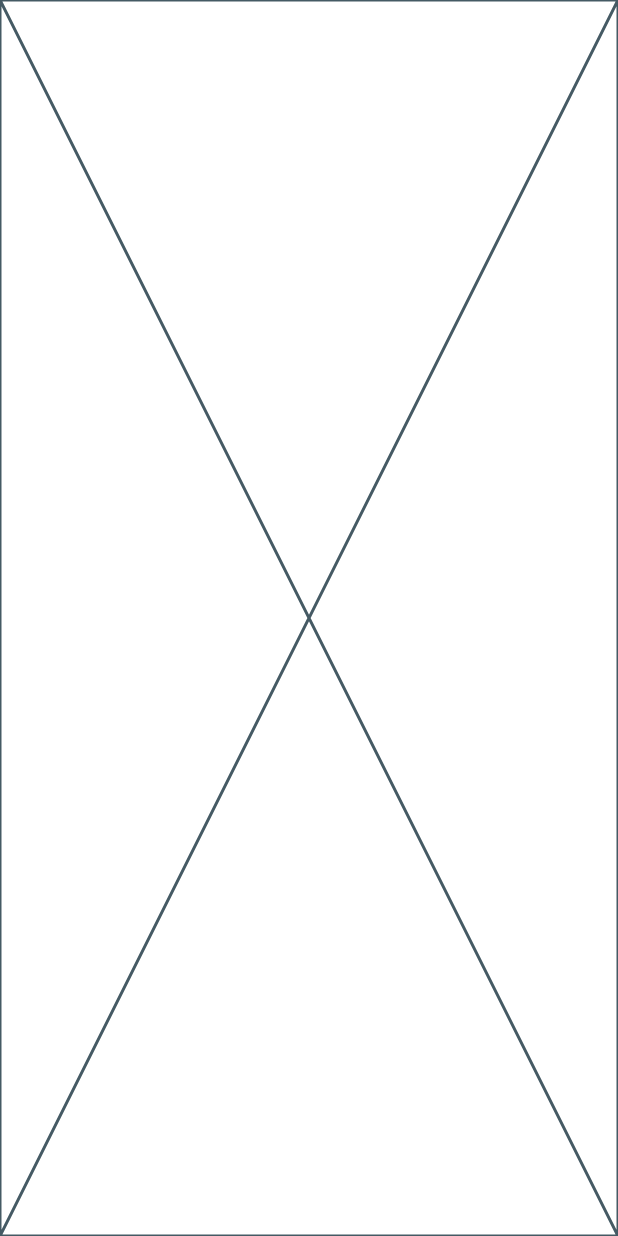
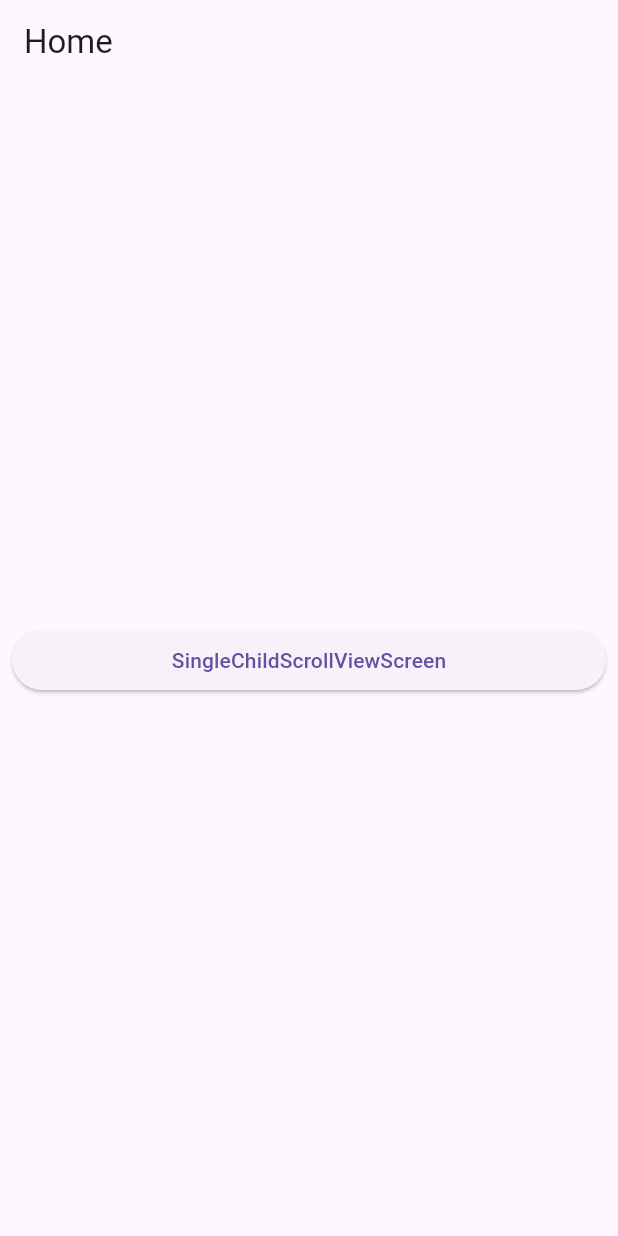
Before and after one commit to iammoong/scrollable_widgets, a Flutter app: the screen it shows after launch, on a phone screen of 412 x 824 dp. Run offline on Flutter 3.47's test engine with Material 3 defaults, Android fonts, the phone set to English and light mode, and no system bars.

Commit message:
SingleChildScrollView 사용법

```diff
--- /dev/null
+++ b/lib/layout/main_layout.dart
@@ -0,0 +1,22 @@
+import 'package:flutter/material.dart';
+
+class MainLayout extends StatelessWidget {
+  final String title;
+  final Widget body;
+
+  const MainLayout({
+    required this.title,
+    required this.body,
+    Key? key
+  }) : super(key: key);
+
+  @override
+  Widget build(BuildContext context) {
+    return Scaffold(
+      appBar: AppBar(
+        title: Text(title),
+      ),
+      body: body,
+    );
+  }
+}
--- a/lib/screen/home_screen.dart
+++ b/lib/screen/home_screen.dart
@@ -1,10 +1,30 @@
 import 'package:flutter/material.dart';
+import 'package:scrollable_widgets/layout/main_layout.dart';
+import 'package:scrollable_widgets/screen/single_child_scroll_view_screen.dart';
 
 class HomeScreen extends StatelessWidget {
   const HomeScreen({super.key});
 
   @override
   Widget build(BuildContext context) {
-    return const Placeholder();
+    return MainLayout(
+        title: 'Home',
+        body: Padding(
+          padding: const EdgeInsets.symmetric(horizontal: 8.0),
+          child: Column(
+            mainAxisAlignment: MainAxisAlignment.center,
+            crossAxisAlignment: CrossAxisAlignment.stretch,
+            children: [
+              ElevatedButton(
+                  onPressed: (){
+                    Navigator.of(context).push(
+                        MaterialPageRoute(builder: (_) => SingleChildScrollViewScreen())
+                    );
+                  },
+                  child: Text('SingleChildScrollViewScreen'),
+              ),
+            ],
+          ),
+        ));
   }
 }
```
Also changed, not shown: lib/const/colors.dart (added, +12 -0 lines), lib/screen/single_child_scroll_view_screen.dart (added, +34 -0 lines).
